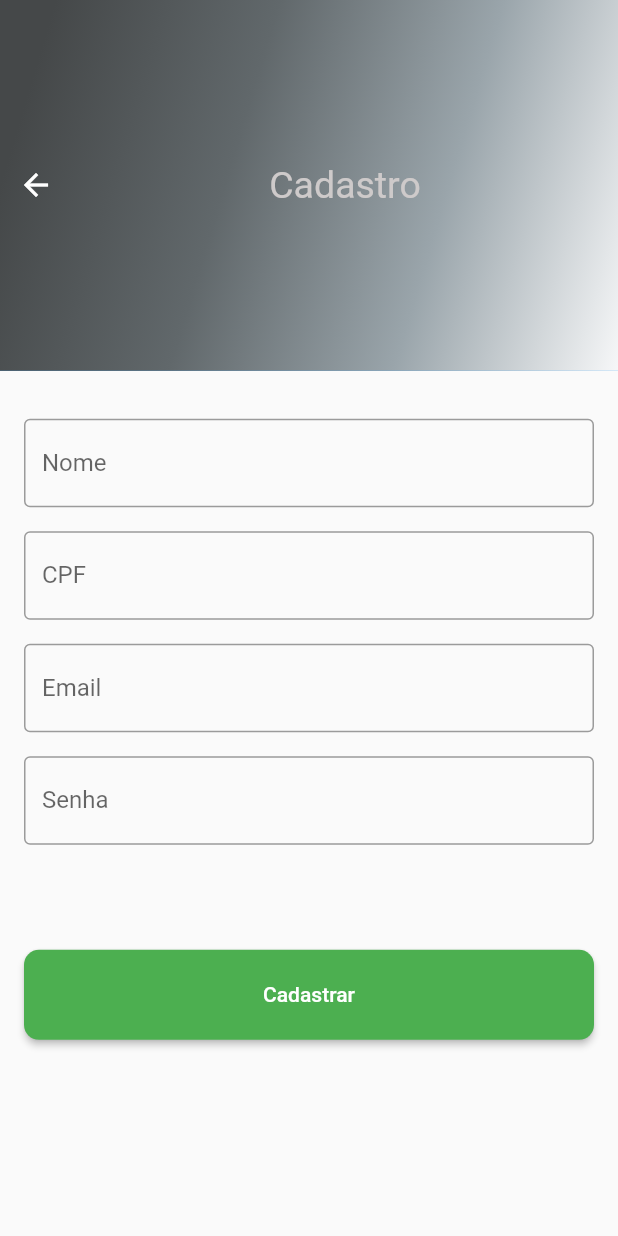
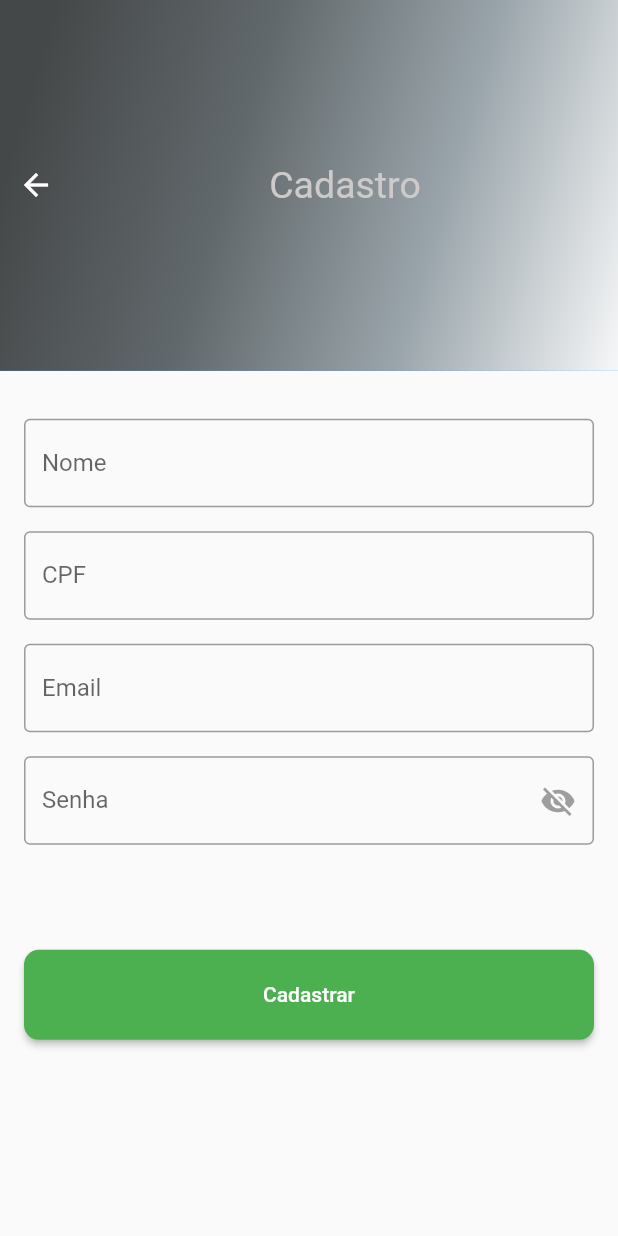
Before and after one commit to 07Dalmaso/projeto-pi-3a, a Flutter app: the CadastroPage screen opened by its route, on a phone screen of 412 x 824 dp. Run offline on Flutter 3.47's test engine with Material 2 defaults, Android fonts, the phone set to English and light mode, and no system bars; our stand-ins replace email_validator, firebase_auth, firebase_core, firebase_database, mobx; accounts and stored records are empty; generated files the repository leaves out were written again.

Commit message:
olho na senha de cadastro

```diff
--- a/lib/screens/cadastro.dart
+++ b/lib/screens/cadastro.dart
@@ -14,6 +14,8 @@ class CadastroPageState extends State<CadastroPage> {
   final _cpfController = TextEditingController();
   final _emailController = TextEditingController();
   final _passwordController = TextEditingController();
+
+  bool _isPasswordVisible = false;
 
   String _errorLogin = '';
 
@@ -235,11 +237,26 @@ class CadastroPageState extends State<CadastroPage> {
                               controller: _passwordController,
                               onChanged: userStore.setPassword,
                               validator: _validatePassword,
-                              obscureText: true,
+                              obscureText:
+                                  _isPasswordVisible, // Adicione essa variável de controle para alternar a visibilidade da senha
                               decoration: InputDecoration(
                                 labelText: 'Senha',
                                 hintText: 'Ex: sua_senha',
                                 border: OutlineInputBorder(),
+                                suffixIcon: IconButton(
+                                  onPressed: () {
+                                    setState(() {
+                                      _isPasswordVisible =
+                                          !_isPasswordVisible; // Alterna a visibilidade da senha ao pressionar o ícone do olho
+                                    });
+                                  },
+                                  icon: Icon(
+                                    _isPasswordVisible
+                                        ? Icons.visibility
+                                        : Icons.visibility_off,
+                                    color: Colors.grey,
+                                  ),
+                                ),
                               ),
                             ),
                             SizedBox(height: 70.0),
```
